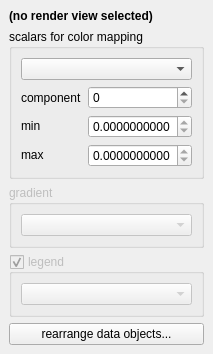
This is gui/widgets/ScalarMappingChooser.ui in kateyy/geohazardvis as Qt 5 draws it before an edit. The edited form follows.
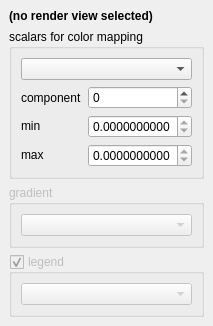
This is the edited form.

Commit message: remove obsoleted raw data mapping hacks

```diff
--- a/gui/widgets/ScalarMappingChooser.ui
+++ b/gui/widgets/ScalarMappingChooser.ui
@@ -7,7 +7,7 @@
     <x>0</x>
     <y>0</y>
     <width>210</width>
-    <height>337</height>
+    <height>308</height>
    </rect>
   </property>
   <property name="sizePolicy">
@@ -177,16 +177,6 @@
       </layout>
      </widget>
     </item>
-    <item>
-     <widget class="QPushButton" name="rearrangeDataObjectsBtn">
-      <property name="enabled">
-       <bool>true</bool>
-      </property>
-      <property name="text">
-       <string>rearrange data objects...</string>
-      </property>
-     </widget>
-    </item>
    </layout>
   </widget>
  </widget>
```
The commit also changes 18 other files.
